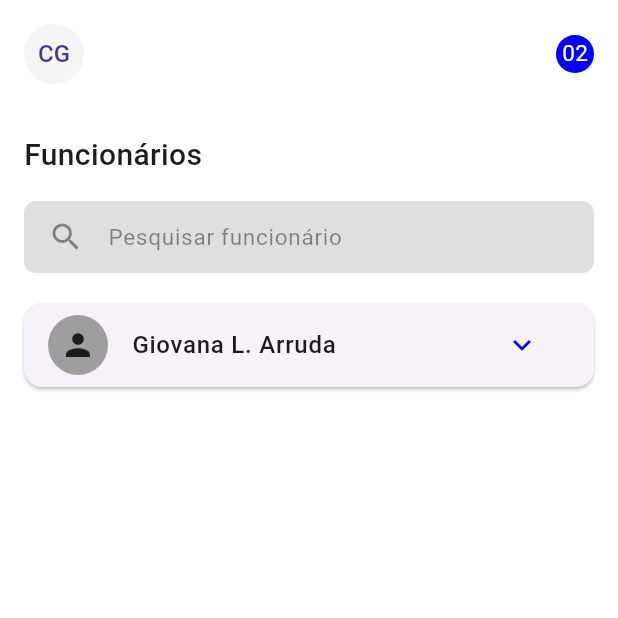
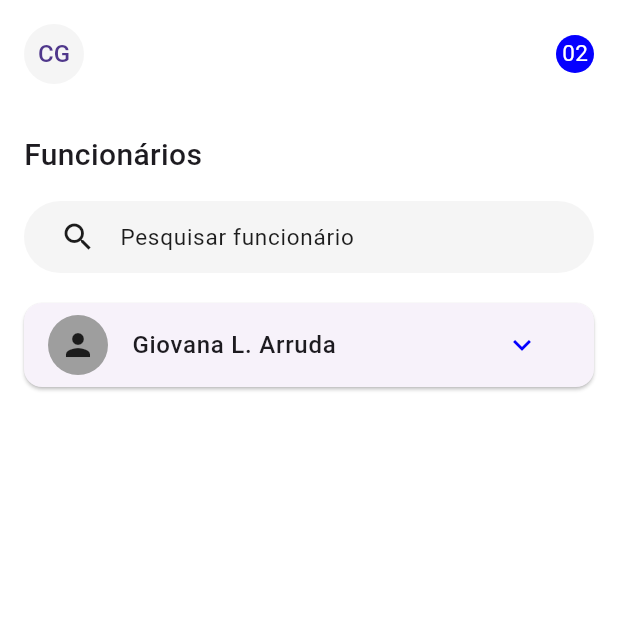
Before and after one commit to Barba2k2/be_talent_challeng_app, a Flutter app: the screen it shows after launch, on a phone screen of 412 x 824 dp, the top half of it. Run offline on Flutter 3.47's test engine with Material 3 defaults, Android fonts, the light colour scheme and no system bars; Roboto replaces fonts that are missing (Helvetica).

Commit message:
refact(search): Refactor search input styling in SearchInputDS widget

```diff
--- a/design_system/lib/src/components/search_imputs_ds.dart
+++ b/design_system/lib/src/components/search_imputs_ds.dart
@@ -10,22 +10,22 @@ class SearchInputDS extends StatelessWidget {
   final TextEditingController? controller;
 
   const SearchInputDS({
-    Key? key,
+    super.key,
     this.hint = 'Pesquisar',
     this.onChanged,
     this.controller,
-  }) : super(key: key);
+  });
 
   @override
   Widget build(BuildContext context) {
     return Container(
       padding: const EdgeInsets.symmetric(
-        horizontal: SpacingDS.md,
+        horizontal: SpacingDS.lg,
       ),
       decoration: BoxDecoration(
-        color: ColorsDS.gray10,
+        color: ColorsDS.gray05,
         borderRadius: BorderRadius.circular(
-          SpacingDS.sm,
+          100,
         ),
       ),
       child: TextField(
@@ -34,12 +34,12 @@ class SearchInputDS extends StatelessWidget {
         decoration: InputDecoration(
           hintText: hint,
           hintStyle: TypographyDS.h3.copyWith(
-            color: ColorsDS.black.withOpacity(0.5),
+            color: ColorsDS.black,
           ),
           border: InputBorder.none,
           icon: Icon(
             Icons.search,
-            color: ColorsDS.black.withOpacity(0.5),
+            color: ColorsDS.black,
           ),
         ),
       ),
```
